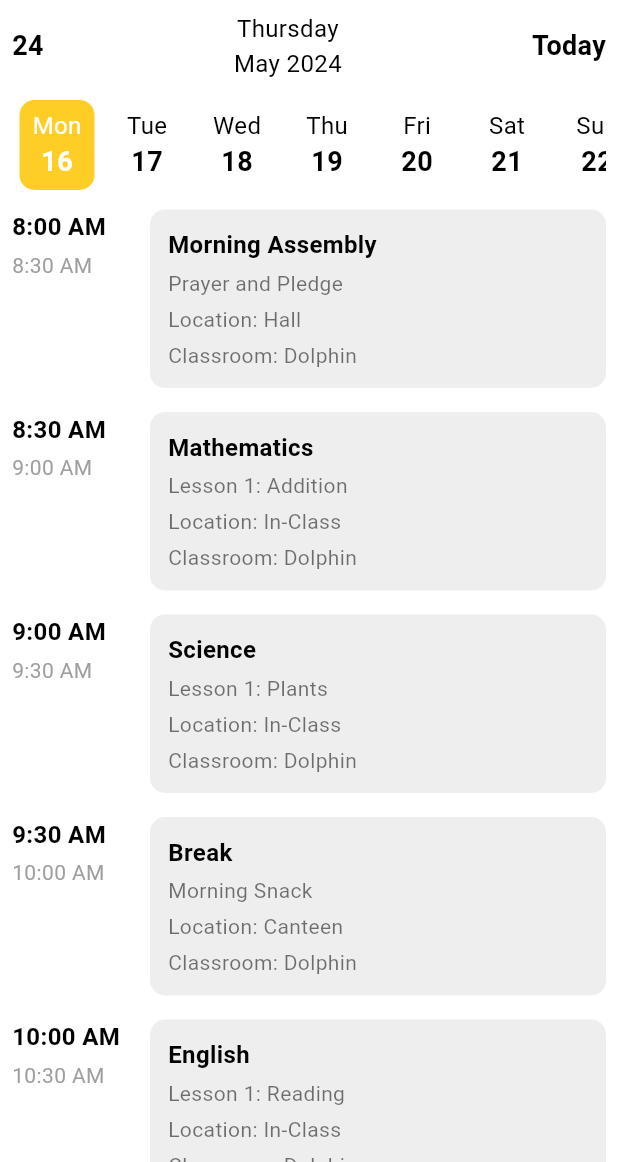
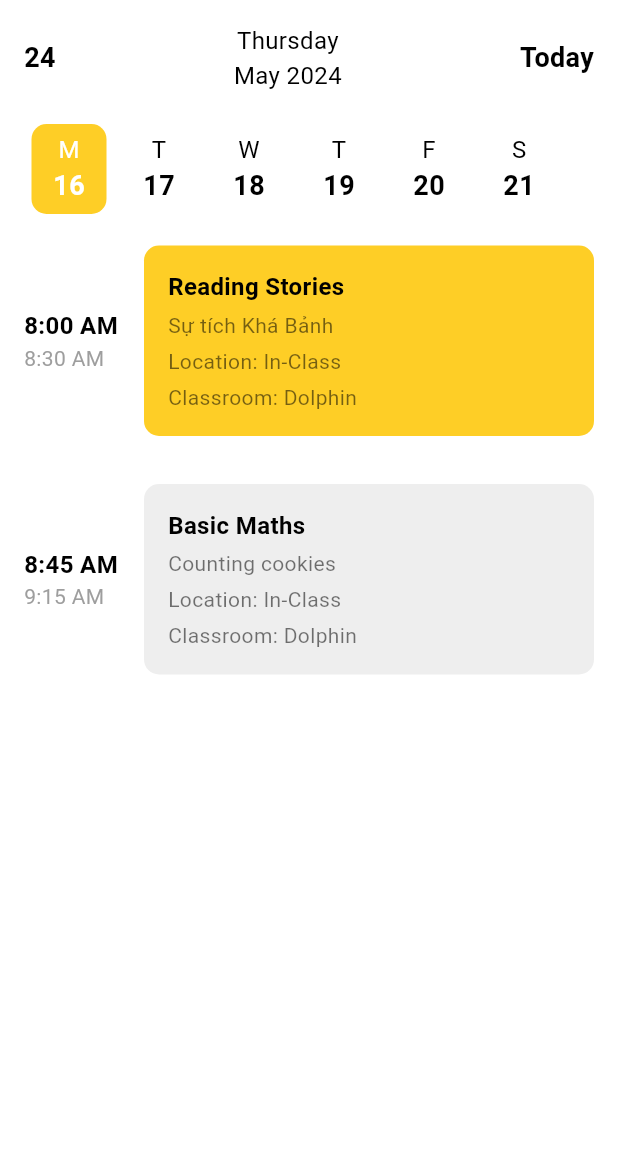
Before and after one commit to khiemmin2002/navbar_testing, a Flutter app: the ScheduleScreen screen opened directly, on a phone screen of 412 x 824 dp, the part 74-1236 px from its top. Run offline on Flutter 3.47's test engine with Material 3 defaults, Android fonts, the phone set to English and light mode, and no system bars; our stand-ins replace easy_date_timeline, salomon_bottom_bar.

Commit message:
Update EURO

```diff
--- a/lib/tabs/timetable_tab.dart
+++ b/lib/tabs/timetable_tab.dart
@@ -1,22 +1,36 @@
 import 'package:flutter/material.dart';
 
+class TimetableEntryDetail {
+  final String learningObjectives;
+  final String learningOutcomes;
+  final String resources;
+
+  TimetableEntryDetail({
+    required this.learningObjectives,
+    required this.learningOutcomes,
+    required this.resources,
+  });
+}
+
 class TimetableEntry {
-  final String startTime;
+  final String time;
   final String endTime;
-  final String name;
-  final String description;
+  final String course;
+  final String details;
   final String location;
   final String classroom;
   final Color backgroundColor;
+  final TimetableEntryDetail detail;
 
   TimetableEntry({
-    required this.startTime,
+    required this.time,
     required this.endTime,
-    required this.name,
-    required this.description,
+    required this.course,
+    required this.details,
     required this.location,
     required this.classroom,
     required this.backgroundColor,
+    required this.detail,
   });
 }
 
@@ -26,59 +40,44 @@ class TimetableTab extends StatefulWidget {
 }
 
 class _TimetableTabState extends State<TimetableTab> {
-  final List<String> days = ["Mon", "Tue", "Wed", "Thu", "Fri", "Sat", "Sun", "Mon", "Tue", "Wed", "Thu", "Fri", "Sat", "Sun"];
-  final List<String> dates = ["16", "17", "18", "19", "20", "21", "22", "23", "24", "25", "26", "27", "28", "29"];
+  final List<String> days = ["M", "T", "W", "T", "F", "S", "S"];
+  final List<String> dates = ["16", "17", "18", "19", "20", "21", "22"];
 
   int _selectedIndex = 0; // Track the selected index
 
   final List<TimetableEntry> entries = [
     TimetableEntry(
-      startTime: "8:00 AM",
+      time: "8:00 AM",
       endTime: "8:30 AM",
-      name: "Morning Assembly",
-      description: "Prayer and Pledge",
-      location: "Hall",
+      course: "Reading Stories",
+      details: "Sự tích Khá Bảnh",
+      location: "In-Class",
       classroom: "Dolphin",
-      backgroundColor: Colors.grey.shade200,
+      backgroundColor: Color.fromRGBO(254, 206, 38, 1),
+      detail: TimetableEntryDetail(
+        learningObjectives: "Understand the story of Khá Bảnh.",
+        learningOutcomes: "Students will learn about cultural stories.",
+        resources: "https://www.youtube.com/watch?v=example",
+      ),
     ),
     TimetableEntry(
-      startTime: "8:30 AM",
-      endTime: "9:00 AM",
-      name: "Mathematics",
-      description: "Lesson 1: Addition",
+      time: "8:45 AM",
+      endTime: "9:15 AM",
+      course: "Basic Maths",
+      details: "Counting cookies",
       location: "In-Class",
       classroom: "Dolphin",
       backgroundColor: Colors.grey.shade200,
+      detail: TimetableEntryDetail(
+        learningObjectives: "Learn to count cookies.",
+        learningOutcomes: "Students will be able to count up to 10.",
+        resources: "https://www.khanacademy.org/math",
       ),
-    TimetableEntry(
-      startTime: "9:00 AM",
-      endTime: "9:30 AM",
-      name: "Science",
-      description: "Lesson 1: Plants",
-      location: "In-Class",
-      classroom: "Dolphin",
-      backgroundColor: Colors.grey.shade200,
-    ),
-    TimetableEntry(
-      startTime: "9:30 AM",
-      endTime: "10:00 AM",
-      name: "Break",
-      description: "Morning Snack",
-      location: "Canteen",
-      classroom: "Dolphin",
-      backgroundColor: Colors.grey.shade200,
-    ),
-    TimetableEntry(
-      startTime: "10:00 AM",
-      endTime: "10:30 AM",
-      name: "English",
-      description: "Lesson 1: Reading",
-      location: "In-Class",
-      classroom: "Dolphin",
-      backgroundColor: Colors.grey.shade200,
     ),
     // Add more entries here
   ];
+
+  OverlayEntry? _overlayEntry;
 
   @override
   Widget build(BuildContext context) {
@@ -88,7 +87,7 @@ class _TimetableTabState extends State<TimetableTab> {
         children: [
           // Adding current date information
           Padding(
-            padding: const EdgeInsets.all(8.0),
+            padding: const EdgeInsets.all(16.0),
             child: Row(
               mainAxisAlignment: MainAxisAlignment.spaceBetween,
               children: [
@@ -132,7 +131,7 @@ class _TimetableTabState extends State<TimetableTab> {
 
           // Create a ListView with horizontal scroll direction for dates
           Padding(
-            padding: const EdgeInsets.symmetric(horizontal: 8),
+            padding: const EdgeInsets.symmetric(horizontal: 16),
             child: Container(
               height: 70,
               child: ListView.builder(
@@ -190,9 +189,10 @@ class _TimetableTabState extends State<TimetableTab> {
               itemBuilder: (context, index) {
                 final entry = entries[index];
                 return Padding(
-                  padding: const EdgeInsets.all(8.0),
+                  padding: const EdgeInsets.all(16.0),
+                  child: InkWell(
+                    onTap: () => _showOverlay(context, entry),
                     child: Row(
-                    crossAxisAlignment: CrossAxisAlignment.start,
                       children: [
                         Container(
                           width: 80,
@@ -200,14 +200,13 @@ class _TimetableTabState extends State<TimetableTab> {
                             crossAxisAlignment: CrossAxisAlignment.start,
                             children: [
                               Text(
-                              entry.startTime,
+                                entry.time,
                                 style: TextStyle(
                                   color: Colors.black,
                                   fontWeight: FontWeight.bold,
                                   fontSize: 16,
                                 ),
                               ),
-                            SizedBox(height: 4),
                               Text(
                                 entry.endTime,
                                 style: TextStyle(
@@ -218,8 +217,6 @@ class _TimetableTabState extends State<TimetableTab> {
                             ],
                           ),
                         ),
-                      SizedBox(width: 12),
-
                         Expanded(
                           child: Container(
                             decoration: BoxDecoration(
@@ -227,12 +224,12 @@ class _TimetableTabState extends State<TimetableTab> {
                               borderRadius: BorderRadius.circular(10),
                             ),
                             child: Padding(
-                            padding: const EdgeInsets.all(12.0),
+                              padding: const EdgeInsets.all(16.0),
                               child: Column(
                                 crossAxisAlignment: CrossAxisAlignment.start,
                                 children: [
                                   Text(
-                                  entry.name,
+                                    entry.course,
                                     style: TextStyle(
                                       color: Colors.black,
                                       fontWeight: FontWeight.bold,
@@ -241,7 +238,7 @@ class _TimetableTabState extends State<TimetableTab> {
                                   ),
                                   SizedBox(height: 4),
                                   Text(
-                                  entry.description,
+                                    entry.details,
                                     style: TextStyle(
                                       color: Colors.black54,
                                       fontSize: 14,
@@ -270,6 +267,7 @@ class _TimetableTabState extends State<TimetableTab> {
                         ),
                       ],
                     ),
+                  ),
                 );
               },
             ),
@@ -278,4 +276,79 @@ class _TimetableTabState extends State<TimetableTab> {
       ),
     );
   }
+
+  void _showOverlay(BuildContext context, TimetableEntry entry) {
+    OverlayState overlayState = Overlay.of(context);
+    _overlayEntry = OverlayEntry(
+      builder: (context) => Positioned(
+        top: 100,
+        left: 20,
+        right: 20,
+        child: Material(
+          color: Colors.transparent,
+          child: Column(
+            children: [
+              Container(
+                decoration: BoxDecoration(
+                  color: entry.backgroundColor,
+                  borderRadius: BorderRadius.circular(10),
+                ),
+                child: Padding(
+                  padding: const EdgeInsets.all(16.0),
+                  child: Column(
+                    crossAxisAlignment: CrossAxisAlignment.start,
+                    children: [
+                      Row(
+                        mainAxisAlignment: MainAxisAlignment.spaceBetween,
+                        children: [
+                          Text(
+                            entry.course,
+                            style: TextStyle(
+                              color: Colors.black,
+                              fontWeight: FontWeight.bold,
+                              fontSize: 16,
+                            ),
+                          ),
+                          IconButton(
+                            icon: Icon(Icons.close),
+                            onPressed: () => _overlayEntry?.remove(),
+                          ),
+                        ],
+                      ),
+                      SizedBox(height: 8),
+                      Text(
+                        "Learning Objectives: ${entry.detail.learningObjectives}",
+                        style: TextStyle(
+                          color: Colors.black,
+                          fontSize: 14,
+                        ),
+                      ),
+                      SizedBox(height: 4),
+                      Text(
+                        "Learning Outcomes: ${entry.detail.learningOutcomes}",
+                        style: TextStyle(
+                          color: Colors.black,
+                          fontSize: 14,
+                        ),
+                      ),
+                      SizedBox(height: 4),
+                      Text(
+                        "Resources: ${entry.detail.resources}",
+                        style: TextStyle(
+                          color: Colors.black,
+                          fontSize: 14,
+                        ),
+                      ),
+                    ],
+                  ),
+                ),
+              ),
+            ],
+          ),
+        ),
+      ),
+    );
+
+    overlayState.insert(_overlayEntry!);
   }
+}
```
Lines whose indentation alone changed are shown as unchanged.
